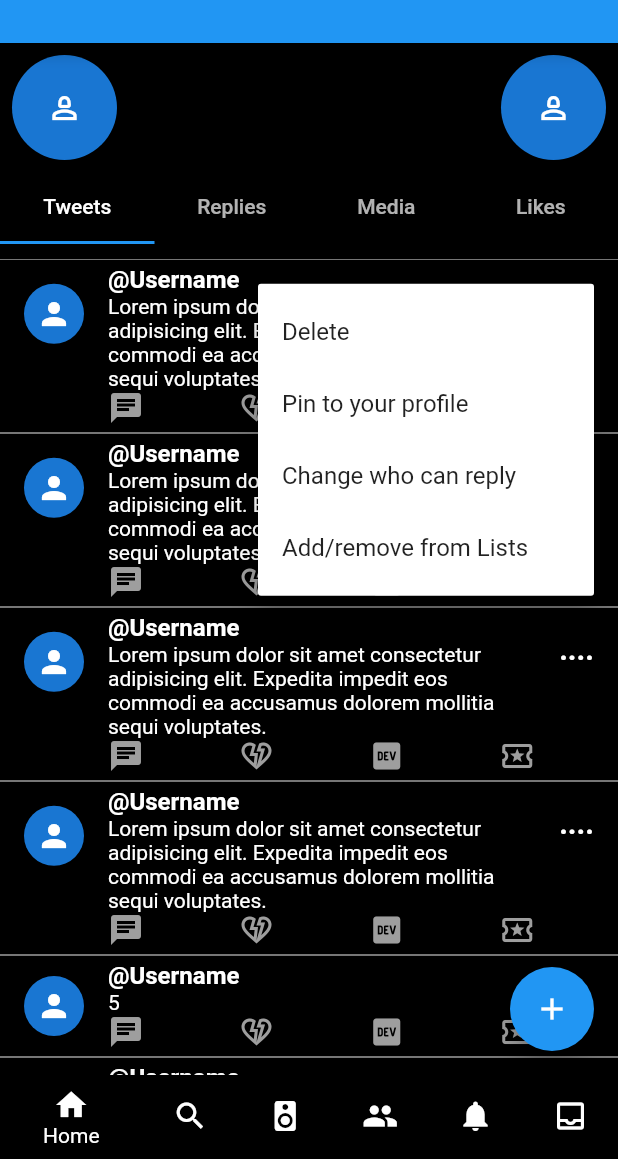
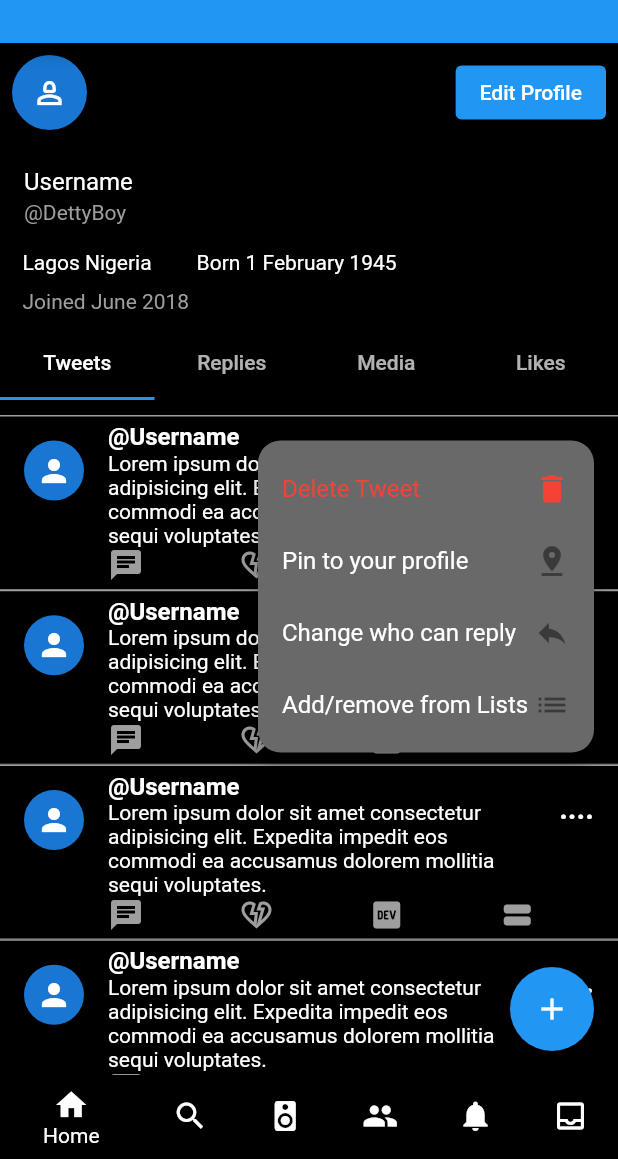
Before and after one commit to dettyboy2022/Twitter-Profile, a Flutter app: the screen it shows after launch, after a tap on "....", on a phone screen of 412 x 824 dp, the part 77-1236 px from its top. Run offline on Flutter 3.47's test engine with Material 2 defaults, Android fonts, the phone set to English and light mode, and no system bars.

Commit message:
popdown done and profile header updated

```diff
--- a/lib/main.dart
+++ b/lib/main.dart
@@ -50,29 +50,57 @@ class _MyHomePageState extends State<MyHomePage> {
       body: SingleChildScrollView(
         child: Column(
           mainAxisAlignment: MainAxisAlignment.start,
+          crossAxisAlignment: CrossAxisAlignment.start,
           children: [
             Padding(
               padding: const EdgeInsets.all(8.0),
               child: Row(
                 mainAxisAlignment: MainAxisAlignment.spaceBetween,
-                children: const [
-                  CircleAvatar(
-                    radius: 35,
+                children: [
+                  const CircleAvatar(
+                    radius: 25,
                     child: Icon(Icons.person_2_outlined),
                   ),
-                  CircleAvatar(
-                    radius: 35,
-                    child: Icon(Icons.person_2_outlined),
-                  ),
+                  ElevatedButton(
+                      onPressed: () {}, child: const Text('Edit Profile'))
                 ],
               ),
             ),
-            // const ListTile(
-            //   leading: Icon(
-            //     Icons.percent,
-            //     color: Colors.red,
-            //   ),
-            // ),
+            const ListTile(
+              title: Text(
+                'Username',
+                style: TextStyle(color: Colors.white),
+              ),
+              subtitle: Text(
+                '@DettyBoy',
+                style: TextStyle(color: Colors.grey),
+              ),
+            ),
+            Padding(
+              padding: const EdgeInsets.symmetric(horizontal: 15),
+              child: Row(
+                children: const [
+                  Text(
+                    'Lagos Nigeria',
+                    style: TextStyle(color: Colors.white),
+                  ),
+                  SizedBox(
+                    width: 30,
+                  ),
+                  Text(
+                    'Born 1 February 1945',
+                    style: TextStyle(color: Colors.white),
+                  )
+                ],
+              ),
+            ),
+            const Padding(
+              padding: EdgeInsets.symmetric(horizontal: 15, vertical: 10),
+              child: Text(
+                'Joined June 2018',
+                style: TextStyle(color: Colors.grey),
+              ),
+            ),
             const BodyTab(),
           ],
         ),
--- a/lib/replies.dart
+++ b/lib/replies.dart
@@ -11,6 +11,8 @@ class Replies extends StatefulWidget {
 class _RepliesState extends State<Replies> {
   @override
   Widget build(BuildContext context) {
-    return const Tweets();
+    return const Tweets(
+      // height: 500,
+    );
   }
 }
--- a/lib/tweets.dart
+++ b/lib/tweets.dart
@@ -14,21 +14,12 @@ class _TweetsState extends State<Tweets> {
     'Lorem ipsum dolor sit amet consectetur adipisicing elit. Expedita impedit eos commodi ea accusamus dolorem mollitia sequi voluptates.',
     'Lorem ipsum dolor sit amet consectetur adipisicing elit. Expedita impedit eos commodi ea accusamus dolorem mollitia sequi voluptates.',
     5,
-    'I love Flutter',
-    'I love Flutter',
-    'I love Flutter',
-    'I love Flutter',
-    'I love Flutter',
-    'I love Flutter',
-    'I love Flutter',
-    'I love Flutter',
-    'I love Flutter',
-    'I love Flutter',
-    'I love Flutter',
-    'I love Flutter',
-    'I love Flutter',
-    'I love Flutter',
-    'I love Flutter',
+    'Welcome To Flutter',
+    'Lorem ipsum dolor sit amet consectetur adipisicing elit. Expedita impedit eos commodi ea accusamus dolorem mollitia sequi',
+    'I love Flutter Lorem ipsum dolor sit amet consectetur adipisicing elit. Expedita impedit eos commodi ea accusamus dolorem mollitia sequi',
+    'Qwerty Lorem ipsum',
+    'Lorem ipsum dolor sit amet consectetur adipisicing elit. Expedita impedit eos commodi ea accusamus dolorem mollitia sequi',
+    'Lorem ipsum dolor sit amet consectetur adipisicing elit. Expedita impedit eos commodi ea accusamus dolorem mollitia sequi',
   ];
 
   @override
@@ -43,7 +34,7 @@ class _TweetsState extends State<Tweets> {
             return Container(
               decoration: const BoxDecoration(
                   border: Border(
-                      top: BorderSide(width: 0.5, color: Colors.grey),
+                      top: BorderSide(width: 1, color: Colors.grey),
                       bottom: BorderSide(width: 0.5, color: Colors.grey))),
               child: ListTile(
                 onTap: (() {}),
@@ -78,7 +69,7 @@ class _TweetsState extends State<Tweets> {
                           color: Colors.grey,
                         ),
                         Icon(
-                          Icons.local_activity_outlined,
+                          Icons.view_stream,
                           color: Colors.grey,
                         ),
                       ],
@@ -87,7 +78,9 @@ class _TweetsState extends State<Tweets> {
                 ),
                 //
                 trailing: PopupMenuButton(
-                  color: Colors.white,
+                  shape: RoundedRectangleBorder(
+                      borderRadius: BorderRadius.circular(15)),
+                  color: const Color.fromARGB(255, 106, 105, 105),
                   child: const Text(
                     '....',
                     style: TextStyle(
@@ -96,17 +89,50 @@ class _TweetsState extends State<Tweets> {
                         fontWeight: FontWeight.bold),
                   ),
                   itemBuilder: (context) => [
-                    const PopupMenuItem(
-                      child: Text('Delete'),
+                    PopupMenuItem(
+                      child: Row(
+                        mainAxisAlignment: MainAxisAlignment.spaceBetween,
+                        children: const [
+                          Text('Delete Tweet',
+                              style: TextStyle(
+                                color: Colors.red,
+                              )),
+                          Icon(
+                            Icons.delete,
+                            color: Colors.red,
+                          )
+                        ],
+                      ),
                     ),
-                    const PopupMenuItem(
-                      child: Text('Pin to your profile'),
+                    PopupMenuItem(
+                      child: Row(
+                        mainAxisAlignment: MainAxisAlignment.spaceBetween,
+                        children: const [
+                          Text('Pin to your profile',
+                              style: TextStyle(color: Colors.white)),
+                          Icon(Icons.pin_drop)
+                        ],
+                      ),
                     ),
-                    const PopupMenuItem(
-                      child: Text('Change who can reply'),
+                    PopupMenuItem(
+                      child: Row(
+                        mainAxisAlignment: MainAxisAlignment.spaceBetween,
+                        children: const [
+                          Text('Change who can reply',
+                              style: TextStyle(color: Colors.white)),
+                          Icon(Icons.reply)
+                        ],
+                      ),
                     ),
-                    const PopupMenuItem(
-                      child: Text('Add/remove from Lists'),
+                    PopupMenuItem(
+                      child: Row(
+                        mainAxisAlignment: MainAxisAlignment.spaceBetween,
+                        children: const [
+                          Text('Add/remove from Lists',
+                              style: TextStyle(color: Colors.white)),
+                          Icon(Icons.list)
+                        ],
+                      ),
                     ),
                   ],
                 ),
```
